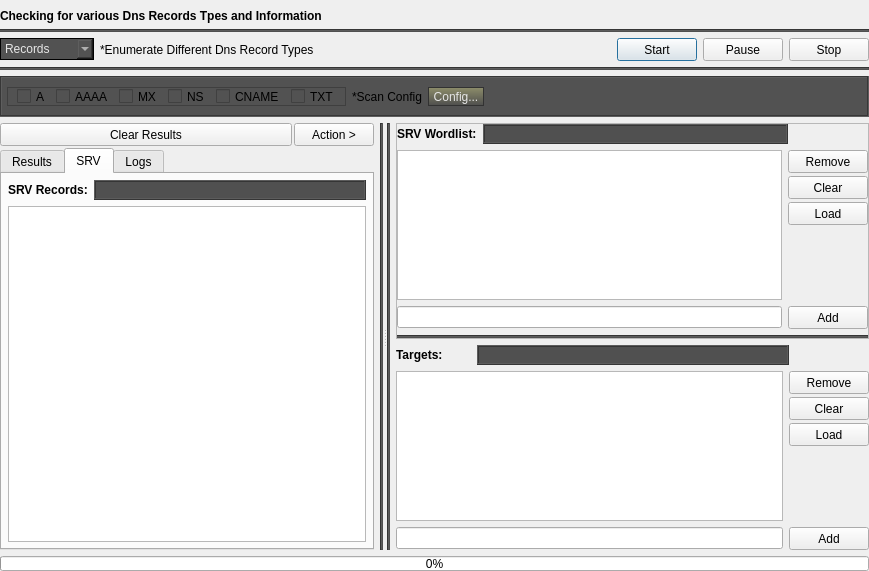
Before: the Qt Designer form Gui/src/DnsTab/Dns.ui in 3nock/OTE, drawn with Qt 5.
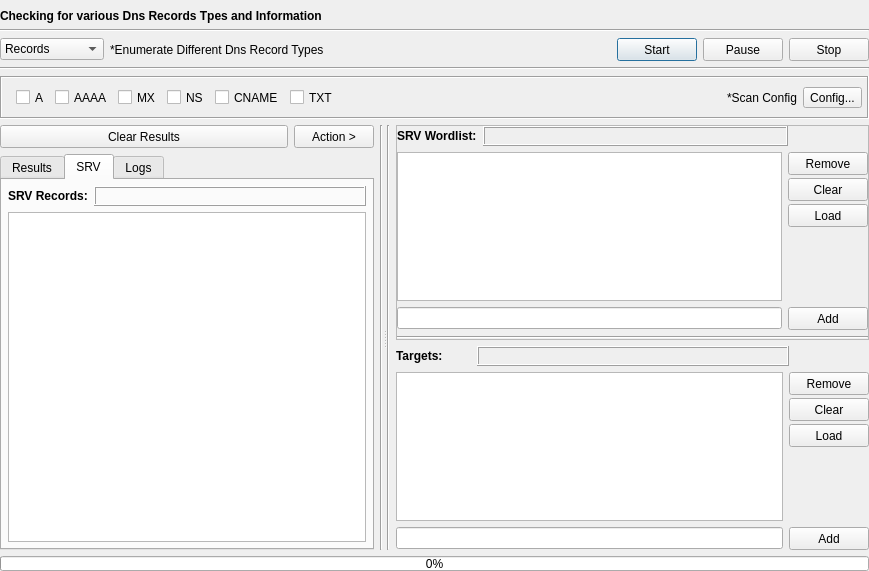
After: the same form once the commit is applied. The open tabs and pages were chosen to show the change.

What changed in the file:
```diff
--- a/Gui/src/DnsTab/Dns.ui
+++ b/Gui/src/DnsTab/Dns.ui
@@ -53,7 +53,7 @@
      <item>
       <widget class="Line" name="line_2">
        <property name="styleSheet">
-        <string notr="true">background-color:rgb(80, 80, 80);</string>
+        <string notr="true"/>
        </property>
        <property name="orientation">
         <enum>Qt::Horizontal</enum>
@@ -81,12 +81,7 @@
           </size>
          </property>
          <property name="styleSheet">
-          <string notr="true">border-style: solid;
-border-color: black;
-border-width: 1px;
-background-color:rgb(82, 82, 82);
-selection-background-color: qlineargradient(spread:pad, x1:0.5, y1:1, x2:0.5, y2:0, stop:0 rgba(77, 77, 77, 255), stop:0.7 rgb(143, 143, 107));
-color: rgb(230,230,230);</string>
+          <string notr="true"/>
          </property>
          <item>
           <property name="text">
@@ -191,7 +186,7 @@
      <item>
       <widget class="Line" name="line">
        <property name="styleSheet">
-        <string notr="true">background-color:rgb(80, 80, 80);</string>
+        <string notr="true"/>
        </property>
        <property name="orientation">
         <enum>Qt::Horizontal</enum>
@@ -211,7 +206,7 @@
         </sizepolicy>
        </property>
        <property name="styleSheet">
-        <string notr="true">background-color:rgb(82, 82, 82);</string>
+        <string notr="true"/>
        </property>
        <property name="frameShape">
         <enum>QFrame::Box</enum>
@@ -241,7 +236,7 @@
            </size>
           </property>
           <property name="frameShape">
-           <enum>QFrame::StyledPanel</enum>
+           <enum>QFrame::NoFrame</enum>
           </property>
           <property name="frameShadow">
            <enum>QFrame::Sunken</enum>
@@ -361,28 +356,6 @@
           </layout>
          </widget>
         </item>
-        <item>
-         <widget class="QLabel" name="label_4">
-          <property name="text">
-           <string>*Scan Config</string>
-          </property>
-         </widget>
-        </item>
-        <item>
-         <widget class="QToolButton" name="toolButton">
-          <property name="styleSheet">
-           <string notr="true">background-color: qlineargradient(spread:pad, x1:0.5, y1:1, x2:0.5, y2:0, stop:0 rgba(77, 77, 77, 255), stop:1 rgb(143, 143, 107));
-color: rgb(230,230,230);
-border-style: solid;
-border-color: rgb(50, 50, 50);
-border-width: 1px;
-border-radius: 15px</string>
-          </property>
-          <property name="text">
-           <string>Config...</string>
-          </property>
-         </widget>
-        </item>
         <item>
          <spacer name="horizontalSpacer">
           <property name="orientation">
@@ -396,6 +369,23 @@
           </property>
          </spacer>
         </item>
+        <item>
+         <widget class="QLabel" name="label_4">
+          <property name="text">
+           <string>*Scan Config</string>
+          </property>
+         </widget>
+        </item>
+        <item>
+         <widget class="QToolButton" name="toolButton">
+          <property name="styleSheet">
+           <string notr="true"/>
+          </property>
+          <property name="text">
+           <string>Config...</string>
+          </property>
+         </widget>
+        </item>
        </layout>
       </widget>
      </item>
@@ -411,7 +401,7 @@
        <item>
         <layout class="QVBoxLayout" name="verticalLayout_9">
          <property name="spacing">
-          <number>2</number>
+          <number>6</number>
          </property>
          <item>
           <layout class="QHBoxLayout" name="horizontalLayout_7">
@@ -635,7 +625,7 @@
                   </size>
                  </property>
                  <property name="styleSheet">
-                  <string notr="true">background-color:rgb(80, 80, 80);</string>
+                  <string notr="true"/>
                  </property>
                  <property name="frameShape">
                   <enum>QFrame::Box</enum>
@@ -682,6 +672,9 @@
                <attribute name="horizontalHeaderShowSortIndicator" stdset="0">
                 <bool>true</bool>
                </attribute>
+               <attribute name="horizontalHeaderStretchLastSection">
+                <bool>true</bool>
+               </attribute>
                <attribute name="verticalHeaderVisible">
                 <bool>false</bool>
                </attribute>
@@ -737,7 +730,7 @@
        <item>
         <widget class="Line" name="line_5">
          <property name="styleSheet">
-          <string notr="true">background-color:rgb(80, 80, 80);</string>
+          <string notr="true"/>
          </property>
          <property name="orientation">
           <enum>Qt::Vertical</enum>
@@ -751,7 +744,7 @@
        <item>
         <widget class="Line" name="line_3">
          <property name="styleSheet">
-          <string notr="true">background-color:rgb(80, 80, 80);</string>
+          <string notr="true"/>
          </property>
          <property name="orientation">
           <enum>Qt::Vertical</enum>
@@ -823,7 +816,7 @@
                  </size>
                 </property>
                 <property name="styleSheet">
-                 <string notr="true">background-color:rgb(80, 80, 80);</string>
+                 <string notr="true"/>
                 </property>
                 <property name="frameShape">
                  <enum>QFrame::Box</enum>
@@ -987,7 +980,7 @@
             <item>
              <widget class="Line" name="line_4">
               <property name="styleSheet">
-               <string notr="true">background-color:rgb(80, 80, 80);</string>
+               <string notr="true"/>
               </property>
               <property name="orientation">
                <enum>Qt::Horizontal</enum>
@@ -1072,7 +1065,7 @@
                  </font>
                 </property>
                 <property name="styleSheet">
-                 <string notr="true">background-color:rgb(80, 80, 80);</string>
+                 <string notr="true"/>
                 </property>
                 <property name="frameShape">
                  <enum>QFrame::Box</enum>
```
Left out of the diff: 45 changed lines with no effect on the pictures.
